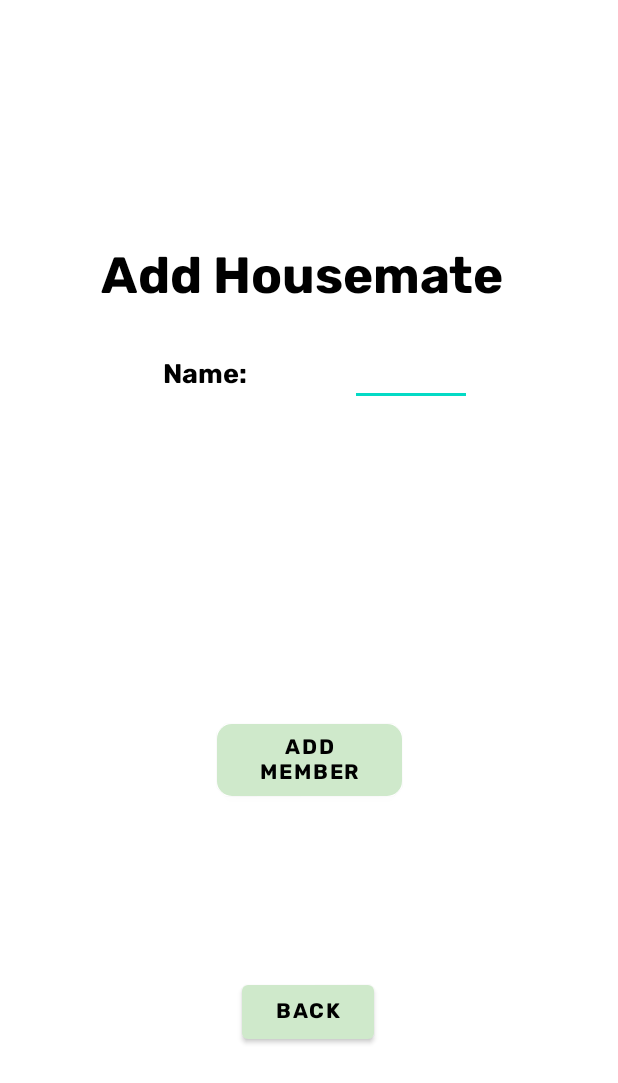
After one commit to willemnielsen/House-App, an Android app: the layout fragment_add_housemate.xml on its own in the app's theme, with its tools: preview values and no code run, on a phone screen of 412 x 824 dp. The commit adds this screen. Shown: the top 1083 px of the screen. Run offline under Robolectric (Android 15) with nearby library versions, the phone set to English and light mode, and no system bars.

Commit message:
implemented add housemate

```diff
--- /dev/null
+++ b/app/src/main/res/layout/fragment_add_housemate.xml
@@ -0,0 +1,103 @@
+<?xml version="1.0" encoding="utf-8"?>
+<androidx.constraintlayout.widget.ConstraintLayout xmlns:android="http://schemas.android.com/apk/res/android"
+    xmlns:app="http://schemas.android.com/apk/res-auto"
+    xmlns:tools="http://schemas.android.com/tools"
+    android:layout_width="match_parent"
+    android:layout_height="match_parent"
+    tools:context=".view.housemateListScreen.addHousemate.AddHousemateFragment">
+
+    <Button
+        android:id="@+id/addButton"
+        android:layout_width="123dp"
+        android:layout_height="60dp"
+        android:layout_marginTop="50dp"
+        android:elevation="4dp"
+        android:fontFamily="@font/rubik_bold"
+        android:text="ADD MEMBER"
+        app:cornerRadius="10dp"
+        app:layout_constraintEnd_toEndOf="parent"
+        app:layout_constraintStart_toStartOf="parent"
+        app:layout_constraintTop_toBottomOf="@+id/square"
+        tools:ignore="DuplicateSpeakableTextCheck" />
+
+    <Button
+        android:id="@+id/previous"
+        android:layout_width="wrap_content"
+        android:layout_height="wrap_content"
+        android:layout_marginStart="158dp"
+        android:layout_marginTop="114dp"
+        android:layout_marginEnd="159dp"
+        android:layout_marginBottom="28dp"
+        android:fontFamily="@font/rubik_bold"
+        android:text="@string/back"
+        app:layout_constraintBottom_toBottomOf="parent"
+        app:layout_constraintEnd_toEndOf="parent"
+        app:layout_constraintStart_toStartOf="parent"
+        app:layout_constraintTop_toBottomOf="@+id/addButton"
+        app:layout_constraintVertical_bias="0.0" />
+
+    <EditText
+        android:id="@+id/type_housemate_name"
+        android:layout_width="81dp"
+        android:layout_height="48dp"
+        android:ems="10"
+        android:importantForAutofill="no"
+        android:inputType="textPersonName"
+        android:minHeight="48dp"
+        app:layout_constraintBottom_toBottomOf="@+id/label_housemate_name"
+        app:layout_constraintEnd_toEndOf="@+id/square"
+        app:layout_constraintHorizontal_bias="0.239"
+        app:layout_constraintStart_toEndOf="@+id/label_housemate_name"
+        app:layout_constraintTop_toTopOf="@+id/label_housemate_name"
+        app:layout_constraintVertical_bias="0.518"
+        tools:ignore="DuplicateSpeakableTextCheck" />
+
+    <TextView
+        android:id="@+id/label_housemate_name"
+        android:layout_width="114dp"
+        android:layout_height="21dp"
+        android:layout_marginStart="16dp"
+        android:layout_marginTop="32dp"
+        android:layout_marginEnd="127dp"
+        android:fontFamily="@font/rubik_bold"
+        android:labelFor="@id/type_housemate_name"
+        android:text="Name:"
+        android:textAlignment="textStart"
+        android:textAppearance="@style/item_labels"
+        app:layout_constraintEnd_toEndOf="@+id/square"
+        app:layout_constraintHorizontal_bias="1.0"
+        app:layout_constraintStart_toStartOf="@+id/square"
+        app:layout_constraintTop_toBottomOf="@+id/add_title" />
+
+    <View
+        android:id="@+id/square"
+        android:layout_width="289dp"
+        android:layout_height="284dp"
+        android:layout_alignParentTop="true"
+        android:layout_alignParentBottom="true"
+        android:background="@drawable/square"
+        android:elevation="4dp"
+        android:visibility="invisible"
+        app:layout_constraintBottom_toBottomOf="parent"
+        app:layout_constraintEnd_toEndOf="parent"
+        app:layout_constraintHorizontal_bias="0.496"
+        app:layout_constraintStart_toStartOf="parent"
+        app:layout_constraintTop_toTopOf="parent"
+        app:layout_constraintVertical_bias="0.264" />
+
+    <TextView
+        android:id="@+id/add_title"
+        android:layout_width="276dp"
+        android:layout_height="45dp"
+        android:layout_marginTop="16dp"
+        android:fontFamily="@font/rubik_bold"
+        android:text="Add Housemate"
+        android:textAppearance="@style/add_item"
+        android:textColor="#000000"
+        android:textSize="34sp"
+        app:layout_constraintEnd_toEndOf="@+id/square"
+        app:layout_constraintHorizontal_bias="0.495"
+        app:layout_constraintStart_toStartOf="@+id/square"
+        app:layout_constraintTop_toTopOf="@+id/square" />
+
+</androidx.constraintlayout.widget.ConstraintLayout>
--- a/app/src/main/res/layout/fragment_first.xml
+++ b/app/src/main/res/layout/fragment_first.xml
@@ -24,7 +24,7 @@
         app:layout_constraintTop_toTopOf="parent" />
 
     <com.google.android.material.floatingactionbutton.FloatingActionButton
-        android:id="@+id/addButton"
+        android:id="@+id/addItemButton"
         android:layout_width="wrap_content"
         android:layout_height="wrap_content"
         android:layout_marginEnd="24dp"
--- a/app/src/main/res/layout/fragment_shopping_list_screen.xml
+++ b/app/src/main/res/layout/fragment_shopping_list_screen.xml
@@ -22,7 +22,7 @@
         app:layout_constraintTop_toTopOf="parent" />
 
     <com.google.android.material.floatingactionbutton.FloatingActionButton
-        android:id="@+id/addButton"
+        android:id="@+id/addItemButton"
         android:layout_width="wrap_content"
         android:layout_height="wrap_content"
         android:layout_marginEnd="24dp"
@@ -118,7 +118,7 @@
         android:contentDescription="@string/purchase"
         android:src="@drawable/ic_baseline_add_shopping_cart_24"
         app:backgroundTint="@color/dark_gray"
-        app:layout_constraintBottom_toTopOf="@+id/addButton"
+        app:layout_constraintBottom_toTopOf="@+id/addItemButton"
         app:layout_constraintEnd_toEndOf="parent" />
 
 </androidx.constraintlayout.widget.ConstraintLayout>
```
Also changed, not shown: app/src/main/java/edu/vassar/cmpu/test/ControllerActivity.java (+28 -4 lines), app/src/main/java/edu/vassar/cmpu/test/domain/ShoppingList.java (+1 -1 lines), app/src/main/java/edu/vassar/cmpu/test/view/addItemView/AddItemFragment.java (+12 -7 lines), app/src/main/java/edu/vassar/cmpu/test/view/housemateListScreen/HousemateListScreenFragment.java (+4 -0 lines), app/src/main/java/edu/vassar/cmpu/test/view/housemateListScreen/IHousemateListScreenFragment.java (+1 -0 lines), app/src/main/java/edu/vassar/cmpu/test/view/housemateListScreen/addHousemate/AddHousemateFragment.java (added, +52 -0 lines), app/src/main/java/edu/vassar/cmpu/test/view/housemateListScreen/addHousemate/IAddHousemate.java (added, +14 -0 lines), app/src/main/java/edu/vassar/cmpu/test/view/shoppingListScreen/ShoppingListScreenFragment.java (+1 -1 lines), app/src/main/res/layout/fragment_add_item.xml (+8 -8 lines), app/src/main/res/layout/fragment_housemates.xml (+14 -0 lines).
